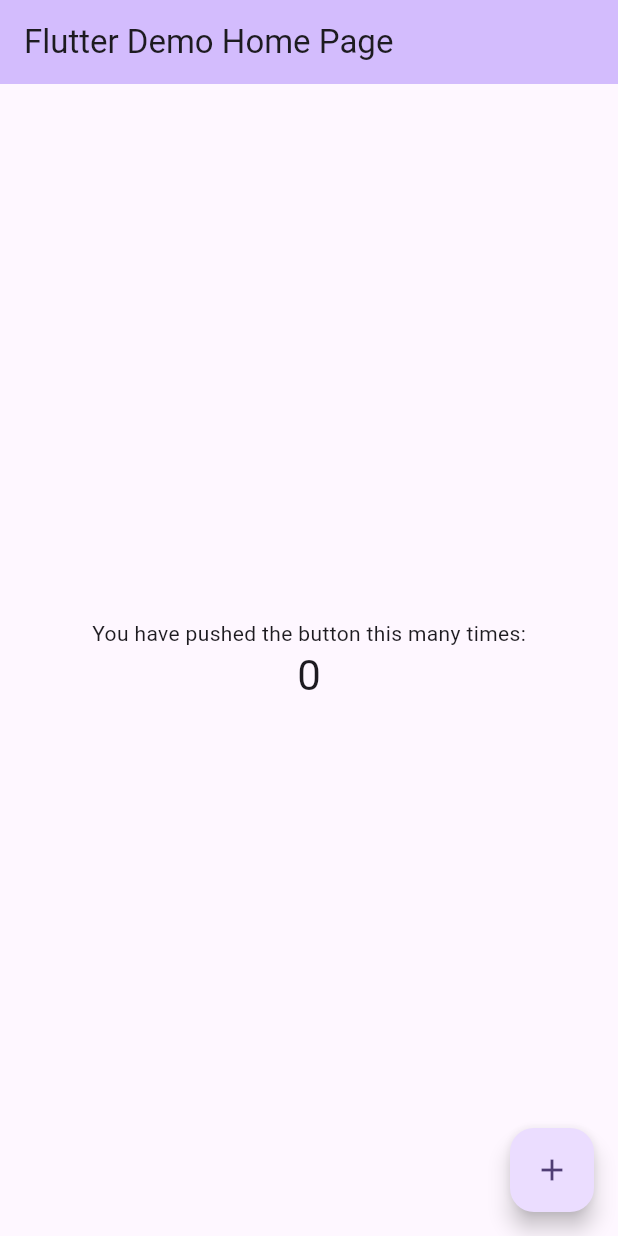
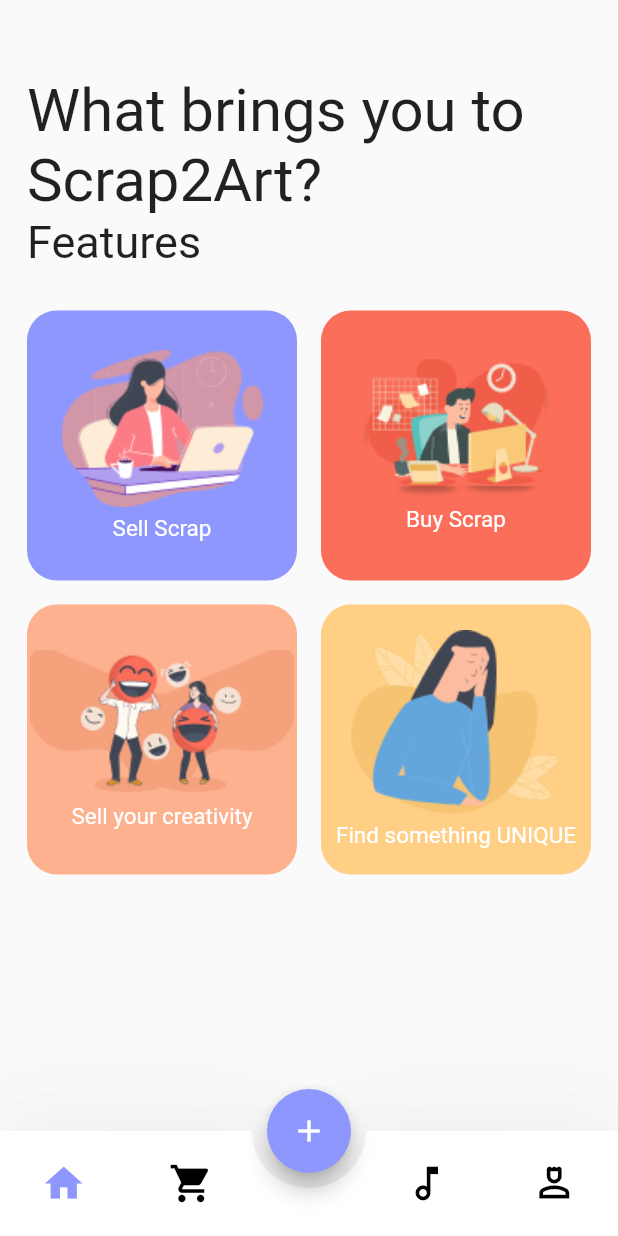
Before and after one commit to ShrutiNigamgit/scrap2art, a Flutter app: the screen it shows after launch, on a phone screen of 412 x 824 dp. Run offline on Flutter 3.47's test engine with Material 2 defaults, Android fonts, the phone set to English and light mode, and no system bars; drawn by our look-alikes of animated_bottom_navigation_bar.

Commit message:
Bottom Navigation completed, and Home page is made

```diff
--- /dev/null
+++ b/lib/UI/BuyPage.dart
@@ -0,0 +1,17 @@
+import 'package:flutter/material.dart';
+
+class BuyPage extends StatefulWidget {
+  const BuyPage({super.key});
+
+  @override
+  State<BuyPage> createState() => _BuyPageState();
+}
+
+class _BuyPageState extends State<BuyPage> {
+  @override
+  Widget build(BuildContext context) {
+    return Center(
+      child: Text("This is Buy page"),
+    );
+  }
+}
--- /dev/null
+++ b/lib/UI/HomePage.dart
@@ -0,0 +1,198 @@
+import 'package:animated_bottom_navigation_bar/animated_bottom_navigation_bar.dart';
+import 'package:flutter/material.dart';
+
+import 'BuyPage.dart';
+import 'Music.dart';
+import 'Profile.dart';
+import 'SellPage.dart';
+
+class HomePage extends StatefulWidget {
+  const HomePage({super.key});
+
+  @override
+  State<HomePage> createState() => HomePageState();
+}
+
+class HomePageState extends State<HomePage> {
+  int _bottomNavIndex = 0;
+  final iconList = <IconData>[
+    Icons.home,
+    Icons.shopping_cart,
+    Icons.music_note_outlined,
+    Icons.person_4_outlined,
+  ];
+
+  List<Widget> pagesList = <Widget>[
+    HomePageContent(),
+    BuyPage(),
+    MusicPage(),
+    ProfilePage(),
+    SellPage(),
+  ];
+
+  @override
+  Widget build(BuildContext context) {
+    return Scaffold(
+        floatingActionButton: FloatingActionButton(
+          shape: const CircleBorder(eccentricity: 0.0),
+          child: const Icon(Icons.add),
+          backgroundColor: Color(0xff8E97FD),
+          onPressed: () {
+            setState(() {
+              _bottomNavIndex = 4;
+              print("Index is tapped $_bottomNavIndex");
+            });
+          },
+        ),
+        floatingActionButtonLocation: FloatingActionButtonLocation.centerDocked,
+        bottomNavigationBar: AnimatedBottomNavigationBar(
+          height: 70,
+          notchMargin: 10,
+          splashColor: Color(0xff8E97FD),
+          activeColor: Color(0xff8E97FD),
+          icons: iconList,
+          iconSize: 30,
+          elevation: 50,
+          blurEffect: true,
+          activeIndex: _bottomNavIndex,
+          gapLocation: GapLocation.center,
+          notchSmoothness: NotchSmoothness.sharpEdge,
+          onTap: (index) => setState(() {
+            _bottomNavIndex = index;
+            // print("Index is tapped $_bottomNavIndex");
+          }),
+        ),
+        body: pagesList[_bottomNavIndex]);
+  }
+}
+
+class HomePageContent extends StatefulWidget {
+  const HomePageContent({super.key});
+
+  @override
+  State<HomePageContent> createState() => _HomePageContentState();
+}
+
+class _HomePageContentState extends State<HomePageContent> {
+  @override
+  Widget build(BuildContext context) {
+    return SafeArea(
+      child: Padding(
+        padding: const EdgeInsets.fromLTRB(10.0, 50, 10, 70),
+        child: Column(
+          crossAxisAlignment: CrossAxisAlignment.start,
+          children: [
+            Padding(
+              padding: const EdgeInsets.only(left: 8),
+              child: Text(
+                "What brings you to Scrap2Art?",
+                style: TextStyle(fontSize: 40, fontWeight: FontWeight.w400),
+              ),
+            ),
+            Padding(
+              padding: const EdgeInsets.only(left: 8),
+              child: Text(
+                "Features",
+                style: TextStyle(fontSize: 30),
+              ),
+            ),
+            SizedBox(
+              height: 20,
+            ),
+            Expanded(
+              child: GridView.count(
+                crossAxisCount: 2,
+                children: [
+                  Padding(
+                    padding: const EdgeInsets.all(8.0),
+                    child: Container(
+                      decoration: BoxDecoration(
+                          color: Color(0xff8E97FD),
+                          borderRadius: BorderRadius.circular(20)),
+                      child: Column(
+                        mainAxisAlignment: MainAxisAlignment.center,
+                        children: [
+                          Image.asset("assets/WelcomeImage11.png"),
+                          SizedBox(
+                            height: 5,
+                          ),
+                          Text(
+                            "Sell Scrap",
+                            style: TextStyle(color: Colors.white, fontSize: 15),
+                          )
+                        ],
+                      ),
+                    ),
+                  ),
+                  Padding(
+                    padding: const EdgeInsets.all(8.0),
+                    child: Container(
+                        decoration: BoxDecoration(
+                            color: Color(0xffFA6E5A),
+                            borderRadius: BorderRadius.circular(20)),
+                        child: Column(
+                          mainAxisAlignment: MainAxisAlignment.center,
+                          children: [
+                            Image.asset("assets/WelcomeImage12.png"),
+                            SizedBox(
+                              height: 5,
+                            ),
+                            Text(
+                              "Buy Scrap",
+                              style:
+                                  TextStyle(color: Colors.white, fontSize: 15),
+                            )
+                          ],
+                        )),
+                  ),
+                  Padding(
+                    padding: const EdgeInsets.all(8.0),
+                    child: Container(
+                        decoration: BoxDecoration(
+                            color: Color(0xffFEB18F),
+                            borderRadius: BorderRadius.circular(20)),
+                        child: Column(
+                          mainAxisAlignment: MainAxisAlignment.center,
+                          children: [
+                            Image.asset("assets/WelcomeImage21.png"),
+                            SizedBox(
+                              height: 5,
+                            ),
+                            Text(
+                              "Sell your creativity",
+                              style:
+                                  TextStyle(color: Colors.white, fontSize: 15),
+                            )
+                          ],
+                        )),
+                  ),
+                  Padding(
+                    padding: const EdgeInsets.all(8.0),
+                    child: Container(
+                        decoration: BoxDecoration(
+                            color: Color(0xffFFCF86),
+                            borderRadius: BorderRadius.circular(20)),
+                        child: Column(
+                          mainAxisAlignment: MainAxisAlignment.center,
+                          children: [
+                            Image.asset("assets/WelcomeImage22.png"),
+                            SizedBox(
+                              height: 5,
+                            ),
+                            Text(
+                              "Find something UNIQUE",
+                              style:
+                                  TextStyle(color: Colors.white, fontSize: 15),
+                            )
+                          ],
+                        )),
+                  )
+                ],
+              ),
+            )
+          ],
+        ),
+      ),
+    );
+  }
+}
--- /dev/null
+++ b/lib/UI/Music.dart
@@ -0,0 +1,17 @@
+import 'package:flutter/material.dart';
+
+class MusicPage extends StatefulWidget {
+  const MusicPage({super.key});
+
+  @override
+  State<MusicPage> createState() => _MusicPageState();
+}
+
+class _MusicPageState extends State<MusicPage> {
+  @override
+  Widget build(BuildContext context) {
+    return Center(
+      child: Text("This is Music page"),
+    );
+  }
+}
--- /dev/null
+++ b/lib/UI/Profile.dart
@@ -0,0 +1,17 @@
+import 'package:flutter/material.dart';
+
+class ProfilePage extends StatefulWidget {
+  const ProfilePage({super.key});
+
+  @override
+  State<ProfilePage> createState() => _ProfilePageState();
+}
+
+class _ProfilePageState extends State<ProfilePage> {
+  @override
+  Widget build(BuildContext context) {
+        return Center(
+      child: Text("This is Profile page"),
+    );
+  }
+}
--- /dev/null
+++ b/lib/UI/SellPage.dart
@@ -0,0 +1,17 @@
+import 'package:flutter/material.dart';
+
+class SellPage extends StatefulWidget {
+  const SellPage({super.key});
+
+  @override
+  State<SellPage> createState() => _SellPageState();
+}
+
+class _SellPageState extends State<SellPage> {
+  @override
+  Widget build(BuildContext context) {
+    return Center(
+      child: Text("This is Sell page"),
+    );
+  }
+}
--- a/lib/main.dart
+++ b/lib/main.dart
@@ -1,4 +1,5 @@
 import 'package:flutter/material.dart';
+import 'package:scrap2art/UI/HomePage.dart';
 
 void main() {
   runApp(const MyApp());
@@ -6,120 +7,10 @@ void main() {
 
 class MyApp extends StatelessWidget {
   const MyApp({super.key});
-
-  // This widget is the root of your application.
   @override
   Widget build(BuildContext context) {
     return MaterialApp(
-      title: 'Flutter Demo',
-      theme: ThemeData(
-        // This is the theme of your application.
-        //
-        // TRY THIS: Try running your application with "flutter run". You'll see
-        // the application has a blue toolbar. Then, without quitting the app,
-        // try changing the seedColor in the colorScheme below to Colors.green
-        // and then invoke "hot reload" (save your changes or press the "hot
-        // reload" button in a Flutter-supported IDE, or press "r" if you used
-        // the command line to start the app).
-        //
-        // Notice that the counter didn't reset back to zero; the application
-        // state is not lost during the reload. To reset the state, use hot
-        // restart instead.
-        //
-        // This works for code too, not just values: Most code changes can be
-        // tested with just a hot reload.
-        colorScheme: ColorScheme.fromSeed(seedColor: Colors.deepPurple),
-        useMaterial3: true,
-      ),
-      home: const MyHomePage(title: 'Flutter Demo Home Page'),
+      home: HomePage(),
     );
   }
 }
-
-class MyHomePage extends StatefulWidget {
-  const MyHomePage({super.key, required this.title});
-
-  // This widget is the home page of your application. It is stateful, meaning
-  // that it has a State object (defined below) that contains fields that affect
-  // how it looks.
-
-  // This class is the configuration for the state. It holds the values (in this
-  // case the title) provided by the parent (in this case the App widget) and
-  // used by the build method of the State. Fields in a Widget subclass are
-  // always marked "final".
-
-  final String title;
-
-  @override
-  State<MyHomePage> createState() => _MyHomePageState();
-}
-
-class _MyHomePageState extends State<MyHomePage> {
-  int _counter = 0;
-
-  void _incrementCounter() {
-    setState(() {
-      // This call to setState tells the Flutter framework that something has
-      // changed in this State, which causes it to rerun the build method below
-      // so that the display can reflect the updated values. If we changed
-      // _counter without calling setState(), then the build method would not be
-      // called again, and so nothing would appear to happen.
-      _counter++;
-    });
-  }
-
-  @override
-  Widget build(BuildContext context) {
-    // This method is rerun every time setState is called, for instance as done
-    // by the _incrementCounter method above.
-    //
-    // The Flutter framework has been optimized to make rerunning build methods
-    // fast, so that you can just rebuild anything that needs updating rather
-    // than having to individually change instances of widgets.
-    return Scaffold(
-      appBar: AppBar(
-        // TRY THIS: Try changing the color here to a specific color (to
-        // Colors.amber, perhaps?) and trigger a hot reload to see the AppBar
-        // change color while the other colors stay the same.
-        backgroundColor: Theme.of(context).colorScheme.inversePrimary,
-        // Here we take the value from the MyHomePage object that was created by
-        // the App.build method, and use it to set our appbar title.
-        title: Text(widget.title),
-      ),
-      body: Center(
-        // Center is a layout widget. It takes a single child and positions it
-        // in the middle of the parent.
-        child: Column(
-          // Column is also a layout widget. It takes a list of children and
-          // arranges them vertically. By default, it sizes itself to fit its
-          // children horizontally, and tries to be as tall as its parent.
-          //
-          // Column has various properties to control how it sizes itself and
-          // how it positions its children. Here we use mainAxisAlignment to
-          // center the children vertically; the main axis here is the vertical
-          // axis because Columns are vertical (the cross axis would be
-          // horizontal).
-          //
-          // TRY THIS: Invoke "debug painting" (choose the "Toggle Debug Paint"
-          // action in the IDE, or press "p" in the console), to see the
-          // wireframe for each widget.
-          mainAxisAlignment: MainAxisAlignment.center,
-          children: <Widget>[
-            const Text(
-              'You have pushed the button this many times:',
-            ),
-            Text(
-              '$_counter',
-              style: Theme.of(context).textTheme.headlineMedium,
-            ),
-          ],
-        ),
-      ),
-      floatingActionButton: FloatingActionButton(
-        onPressed: _incrementCounter,
-        tooltip: 'Increment',
-        child: const Icon(Icons.add),
-      ), // This trailing comma makes auto-formatting nicer for build methods.
-    );
-  }
-}
--- a/pubspec.yaml
+++ b/pubspec.yaml
@@ -35,6 +35,7 @@ dependencies:
   # The following adds the Cupertino Icons font to your application.
   # Use with the CupertinoIcons class for iOS style icons.
   cupertino_icons: ^1.0.2
+  animated_bottom_navigation_bar: ^1.2.0
 
 dev_dependencies:
   flutter_test:
@@ -59,9 +60,8 @@ flutter:
   uses-material-design: true
 
   # To add assets to your application, add an assets section, like this:
-  # assets:
-  #   - images/a_dot_burr.jpeg
-  #   - images/a_dot_ham.jpeg
+  assets:
+    - assets/
 
   # An image asset can refer to one or more resolution-specific "variants", see
   # https://flutter.dev/assets-and-images/#resolution-aware
```
Also changed, not shown: assets/WelcomeImage11.png (added), assets/WelcomeImage12.png (added), assets/WelcomeImage21.png (added), assets/WelcomeImage22.png (added), pubspec.lock.
